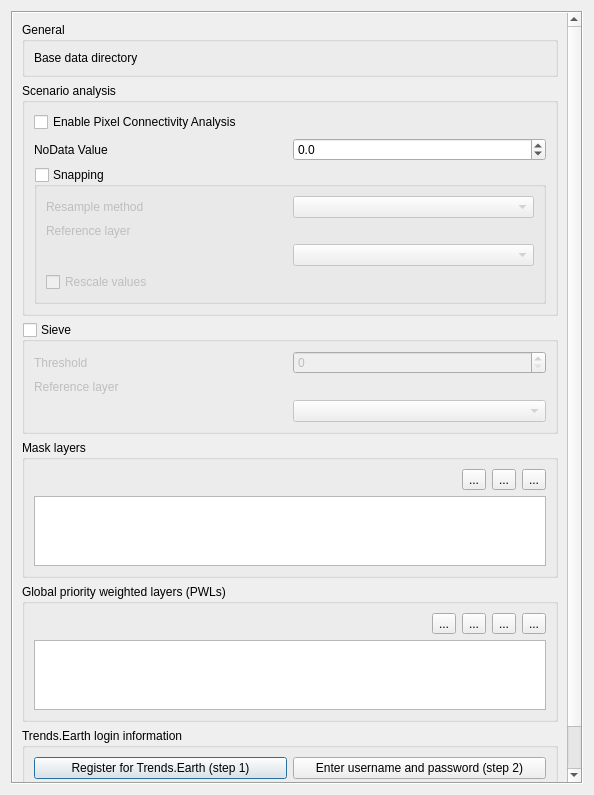
First picture: the form in src/cplus_plugin/ui/cplus_settings.ui, repository ConservationInternational/cplus-plugin, before the edit.
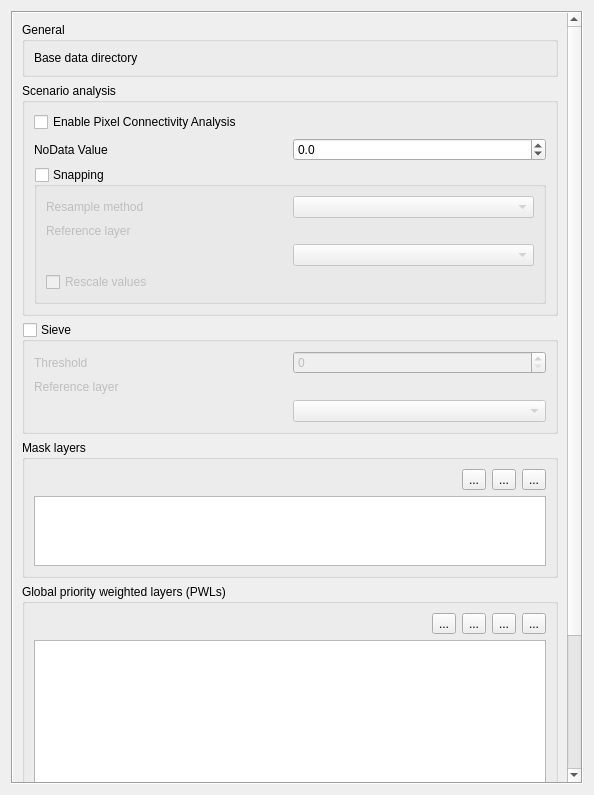
Second picture: the form after the edit. Custom widgets are drawn as their Qt base class.

Commit message:
Fix Settings Layout (#848)
* Fix settings layout.

* Remove commented code.

```diff
--- a/src/cplus_plugin/ui/cplus_settings.ui
+++ b/src/cplus_plugin/ui/cplus_settings.ui
@@ -40,7 +40,7 @@
         <height>773</height>
        </rect>
       </property>
-      <layout class="QVBoxLayout" name="verticalLayout_5">
+      <layout class="QVBoxLayout" name="verticalLayout_5" stretch="0,0,0,0,0,0">
        <item>
         <widget class="QgsCollapsibleGroupBox" name="gb_advanced">
          <property name="title">
@@ -296,16 +296,25 @@
        </item>
        <item>
         <widget class="QgsCollapsibleGroupBox" name="pwl_layers_box">
+         <property name="sizePolicy">
+          <sizepolicy hsizetype="Preferred" vsizetype="Preferred">
+           <horstretch>0</horstretch>
+           <verstretch>0</verstretch>
+          </sizepolicy>
+         </property>
          <property name="title">
           <string>Global priority weighted layers (PWLs)</string>
          </property>
+         <property name="alignment">
+          <set>Qt::AlignLeading|Qt::AlignLeft|Qt::AlignTop</set>
+         </property>
          <property name="collapsed">
           <bool>false</bool>
          </property>
          <property name="saveCheckedState">
           <bool>false</bool>
          </property>
-         <layout class="QGridLayout" name="gridLayout_pwls">
+         <layout class="QGridLayout" name="gridLayout_pwls" rowstretch="0,1">
           <item row="0" column="3">
            <widget class="QToolButton" name="btn_edit_pwl">
             <property name="toolTip">
@@ -328,6 +337,12 @@
           </item>
           <item row="1" column="0" colspan="5">
            <widget class="QTableView" name="tbl_pwl_layers">
+            <property name="sizePolicy">
+             <sizepolicy hsizetype="Expanding" vsizetype="MinimumExpanding">
+              <horstretch>0</horstretch>
+              <verstretch>0</verstretch>
+             </sizepolicy>
+            </property>
             <property name="toolTip">
              <string>Global priority weighted layers (PWLs)</string>
             </property>
@@ -395,6 +410,9 @@
          <property name="title">
           <string>Trends.Earth login information</string>
          </property>
+         <property name="alignment">
+          <set>Qt::AlignLeading|Qt::AlignLeft|Qt::AlignTop</set>
+         </property>
          <property name="collapsed">
           <bool>false</bool>
          </property>
@@ -503,19 +521,6 @@
          </layout>
         </widget>
        </item>
-       <item>
-        <spacer name="scroll_area_vspacer">
-         <property name="orientation">
-          <enum>Qt::Vertical</enum>
-         </property>
-         <property name="sizeHint" stdset="0">
-          <size>
-           <width>20</width>
-           <height>40</height>
-          </size>
-         </property>
-        </spacer>
-       </item>
       </layout>
      </widget>
     </widget>
```
Left out of the diff: 24 changed lines with no effect on the pictures. The commit also changes 1 other file.
